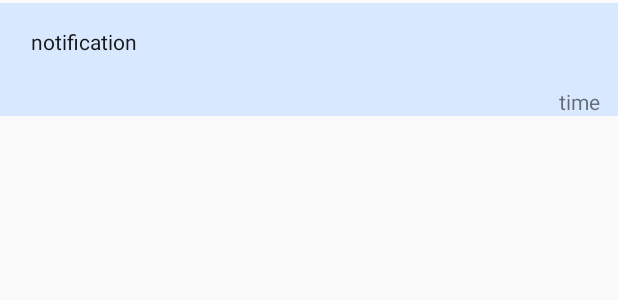
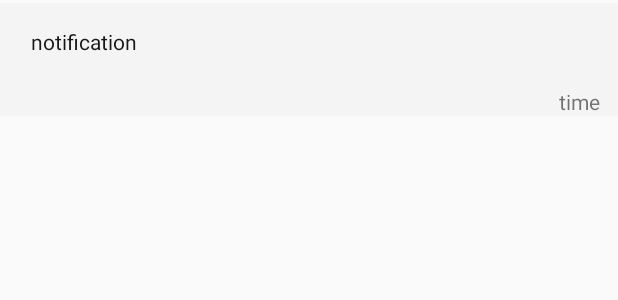
Before and after one commit to sbrnmrzk/volunteering-app, an Android app: the layout notification_details.xml on its own in the app's theme, with its tools: preview values and no code run, on a phone screen of 412 x 824 dp. Shown: the top 300 px of the screen. Run offline under Robolectric (Android 15) with nearby library versions, the phone set to English and light mode, and no system bars; Roboto replaces fonts that are not available here.

Commit message:
Change notification colors

```diff
--- a/app/src/main/res/layout/notification_details.xml
+++ b/app/src/main/res/layout/notification_details.xml
@@ -6,7 +6,7 @@
     android:layout_marginTop="2dp"
     android:layout_width="match_parent"
     android:layout_height="wrap_content"
-    android:background="#D8E8FF">
+    android:background="#F4F4F4">
 
     <TextView
         android:id="@+id/tv_notification"
@@ -36,10 +36,10 @@
     <View
         android:id="@+id/divider"
         android:layout_width="match_parent"
-        android:layout_height="1dp"
-        android:background="@color/white"
+        android:layout_height="3dp"
+        android:background="#434343"
         app:layout_constraintTop_toBottomOf="parent"
-        tools:layout_editor_absoluteX="1dp" />
+        tools:layout_editor_absoluteX="0dp" />
 
 
 </androidx.constraintlayout.widget.ConstraintLayout>
```
